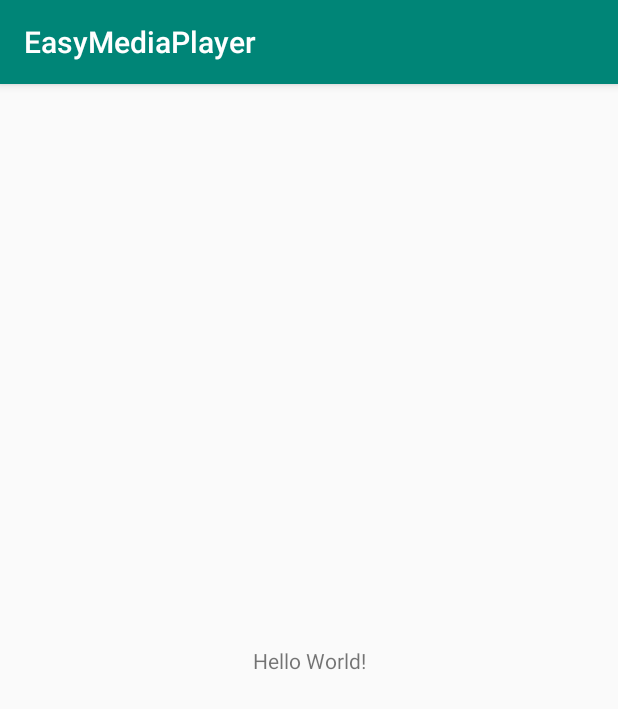
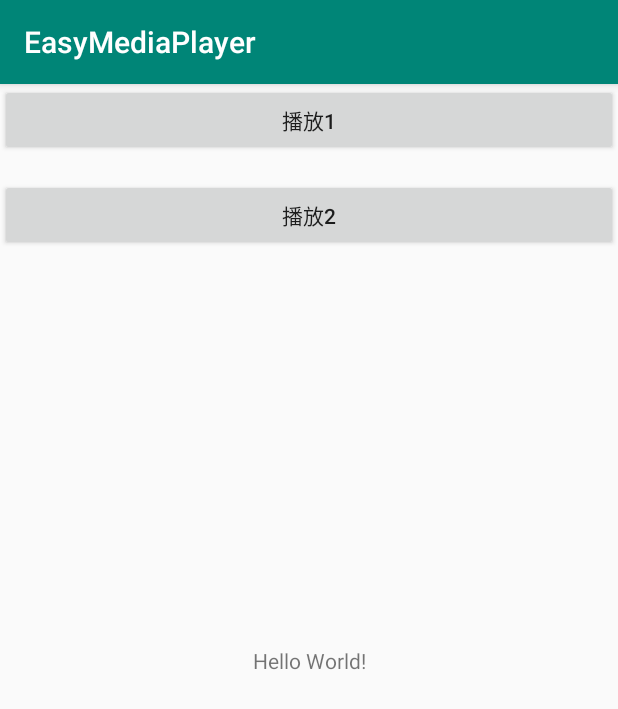
Before and after one commit to kalac2232/EasyMediaPlayer, an Android app: the screen it shows after launch (MainActivity), on a phone screen of 412 x 824 dp. Shown: the top 709 px of the screen. Run offline under Robolectric (Android 15) with nearby library versions, the phone set to English and light mode, and no system bars.

Commit message:
1. 修复快速播放时崩溃bug 2. 修复监听回调bug

```diff
--- a/app/src/main/java/cn/kalac/easymediaplayer_test/MainActivity.java
+++ b/app/src/main/java/cn/kalac/easymediaplayer_test/MainActivity.java
@@ -6,12 +6,14 @@ import android.content.Context;
 import android.os.Bundle;
 import android.os.Handler;
 import android.util.Log;
+import android.view.View;
 
 import java.util.ArrayList;
 import java.util.List;
 
 import cn.kalac.easymediaplayer.EasyMediaListener;
 import cn.kalac.easymediaplayer.EasyMediaPlayer;
+import cn.kalac.easymediaplayer.MediaManager;
 import cn.kalac.easymediaplayer.MediaOperator;
 
 
@@ -27,33 +29,25 @@ public class MainActivity extends AppCompatActivity {
         mContext = this;
         setContentView(R.layout.activity_main);
 
-        final int res = R.raw.great;
-        final String url = "http://www.kalac.cn:8080/music.mp3";
 
-        MediaOperator mediaOperator = EasyMediaPlayer.with(this).load(url);
-        mediaOperator.start();
-
-        mediaOperator.pause();
-
-        new Handler().postDelayed(new Runnable() {
+        findViewById(R.id.button1).setOnClickListener(new View.OnClickListener() {
             @Override
-            public void run() {
+            public void onClick(View v) {
                 EasyMediaPlayer.with(mContext).listener(new EasyMediaListener() {
                     @Override
                     public void onComplete() {
-                        Log.i("---", "onComplete:2");
+                        Log.i(TAG, "onComplete: 1");
                     }
+                }).load(R.raw.great).start();
+            }
+        });
 
-                    @Override
-                    public void onError(String errorMessage) {
-                        super.onError(errorMessage);
-                        Log.e("---", "onError2: " + errorMessage);
-                    }
-                }).load(res).start();
+        findViewById(R.id.button2).setOnClickListener(new View.OnClickListener() {
+            @Override
+            public void onClick(View v) {
+                EasyMediaPlayer.with(mContext).load(R.raw.record_true).start();
             }
-        },6000);
-
-
+        });
 
 
 
--- a/app/src/main/res/layout/activity_main.xml
+++ b/app/src/main/res/layout/activity_main.xml
@@ -14,5 +14,20 @@
         app:layout_constraintLeft_toLeftOf="parent"
         app:layout_constraintRight_toRightOf="parent"
         app:layout_constraintTop_toTopOf="parent" />
+    <Button
+        android:id="@+id/button1"
+        app:layout_constraintLeft_toLeftOf="parent"
+        app:layout_constraintTop_toTopOf="parent"
+        android:text="播放1"
+        android:layout_width="match_parent"
+        android:layout_height="wrap_content"/>
 
+    <Button
+        android:id="@+id/button2"
+        android:layout_marginTop="15dp"
+        app:layout_constraintLeft_toLeftOf="parent"
+        app:layout_constraintTop_toBottomOf="@id/button1"
+        android:text="播放2"
+        android:layout_width="match_parent"
+        android:layout_height="wrap_content"/>
 </androidx.constraintlayout.widget.ConstraintLayout>
--- a/build.gradle
+++ b/build.gradle
@@ -2,8 +2,8 @@
 
 buildscript {
     repositories {
+        google()
         jcenter()
-        google()
 
     }
     dependencies {
--- a/easymediaplayer/build.gradle
+++ b/easymediaplayer/build.gradle
@@ -32,7 +32,7 @@ publish {
     repoName = 'maven'          // Binary上的刚才新建的仓库名（Repository）
     groupId = 'cn.kalac'        // 依赖名compile 'x:y:z '中的包名x
     artifactId = 'EasyMediaPlayer'        // 依赖名compile 'x:y:z '中的项目名y
-    publishVersion = '0.0.3'          // 依赖名compile 'x:y:z '中的版本号z
+    publishVersion = '0.0.4'          // 依赖名compile 'x:y:z '中的版本号z
     desc = 'a easy use mediaplayer on android'            // 对该开源组件的说明
     website = 'https://github.com/kalac2232/EasyMediaPlayer'  // VCS地址，即填写项目上传的Github地址
 }
--- a/easymediaplayer/src/main/java/cn/kalac/easymediaplayer/EMediaPlayer.java
+++ b/easymediaplayer/src/main/java/cn/kalac/easymediaplayer/EMediaPlayer.java
@@ -38,7 +38,6 @@ class EMediaPlayer extends MediaPlayer implements MediaPlayer.OnCompletionListen
             autoPlayAfterPrepared = true;
             return;
         }
-        Log.i(TAG, "start: ");
         super.start();
         if (mManagerListener != null) {
             mManagerListener.onStart(mPlayingRes);
@@ -47,7 +46,7 @@ class EMediaPlayer extends MediaPlayer implements MediaPlayer.OnCompletionListen
 
     public void setDataSource(int resId) {
         calibratePlayStatus();
-
+        reset();
         AssetFileDescriptor afd = mContext.getResources().openRawResourceFd(resId);
         if (afd == null) {
             if (mManagerListener != null) {
@@ -82,7 +81,6 @@ class EMediaPlayer extends MediaPlayer implements MediaPlayer.OnCompletionListen
     private void calibratePlayStatus() {
         if (isPlaying()) {
             stop();
-            reset();
             if (mManagerListener != null) {
                 mManagerListener.onError(mPlayingRes,"mediaplayer is interrupt");
             }
@@ -93,6 +91,7 @@ class EMediaPlayer extends MediaPlayer implements MediaPlayer.OnCompletionListen
     @Override
     public void setDataSource(String path) {
         calibratePlayStatus();
+        reset();
         try {
             super.setDataSource(path);
             mPlayingRes = path;
@@ -109,6 +108,7 @@ class EMediaPlayer extends MediaPlayer implements MediaPlayer.OnCompletionListen
     @Override
     public void setDataSource(Context context, Uri uri) {
         calibratePlayStatus();
+        reset();
         try {
             super.setDataSource(context, uri);
             mPlayingRes = uri;
@@ -160,7 +160,6 @@ class EMediaPlayer extends MediaPlayer implements MediaPlayer.OnCompletionListen
 
     @Override
     public void onCompletion(MediaPlayer mp) {
-        Log.i(TAG, "onCompletion: ");
         if (mManagerListener != null) {
             mManagerListener.onComplete(mPlayingRes);
         }
@@ -177,7 +176,6 @@ class EMediaPlayer extends MediaPlayer implements MediaPlayer.OnCompletionListen
 
     @Override
     public void onPrepared(MediaPlayer mp) {
-        Log.i(TAG, "onPrepared: ");
         isPrepared = true;
         if (mManagerListener != null) {
             mManagerListener.onPrepare(mPlayingRes);
@@ -190,8 +188,6 @@ class EMediaPlayer extends MediaPlayer implements MediaPlayer.OnCompletionListen
 
     @Override
     public boolean onError(MediaPlayer mp, int what, int extra) {
-
-        Log.i(TAG, "onError: ");
 
         //clearStatus();
 
```
Also changed, not shown: easymediaplayer/src/main/java/cn/kalac/easymediaplayer/MediaManager.java (+40 -16 lines), 1 other file.
